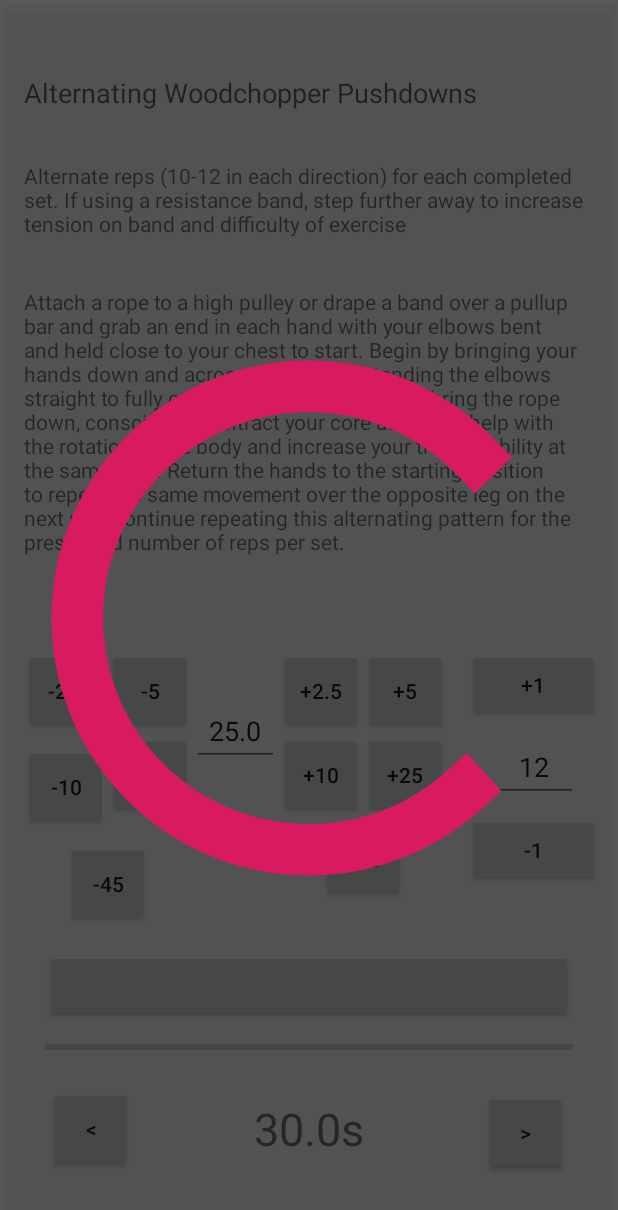
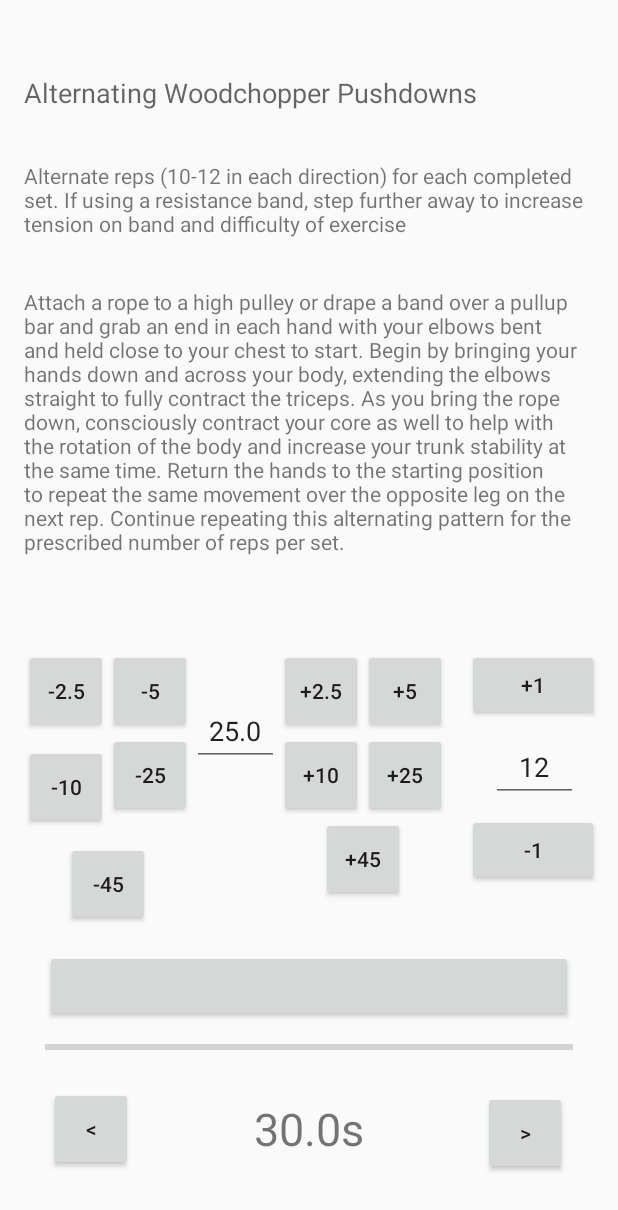
Before and after one commit to jeubank12/refitted, an Android app: the layout activity_exercise_detail_view.xml on its own in the app's theme, with its tools: preview values and no code run, on a phone screen of 412 x 824 dp. Shown: the top 1210 px of the screen. Run offline under Robolectric (Android 15) with nearby library versions, the phone set to English and light mode, and no system bars.

Commit message:
hide the loading overlay while editing

```diff
--- a/app/src/main/res/layout/activity_exercise_detail_view.xml
+++ b/app/src/main/res/layout/activity_exercise_detail_view.xml
@@ -310,7 +310,8 @@
             app:layout_constraintBottom_toBottomOf="parent"
             app:layout_constraintEnd_toEndOf="parent"
             app:layout_constraintStart_toStartOf="parent"
-            app:layout_constraintTop_toTopOf="parent" />
+            app:layout_constraintTop_toTopOf="parent"
+            tools:visibility="gone" />
 
         <androidx.constraintlayout.widget.Guideline
             android:id="@+id/guideline"
```
